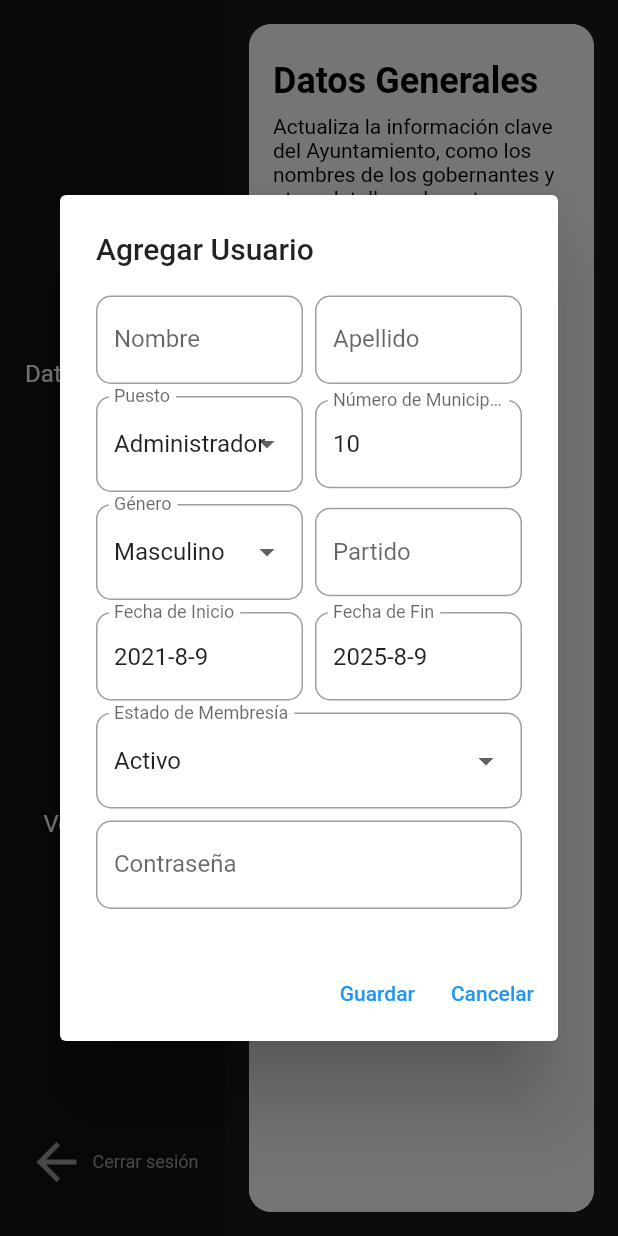
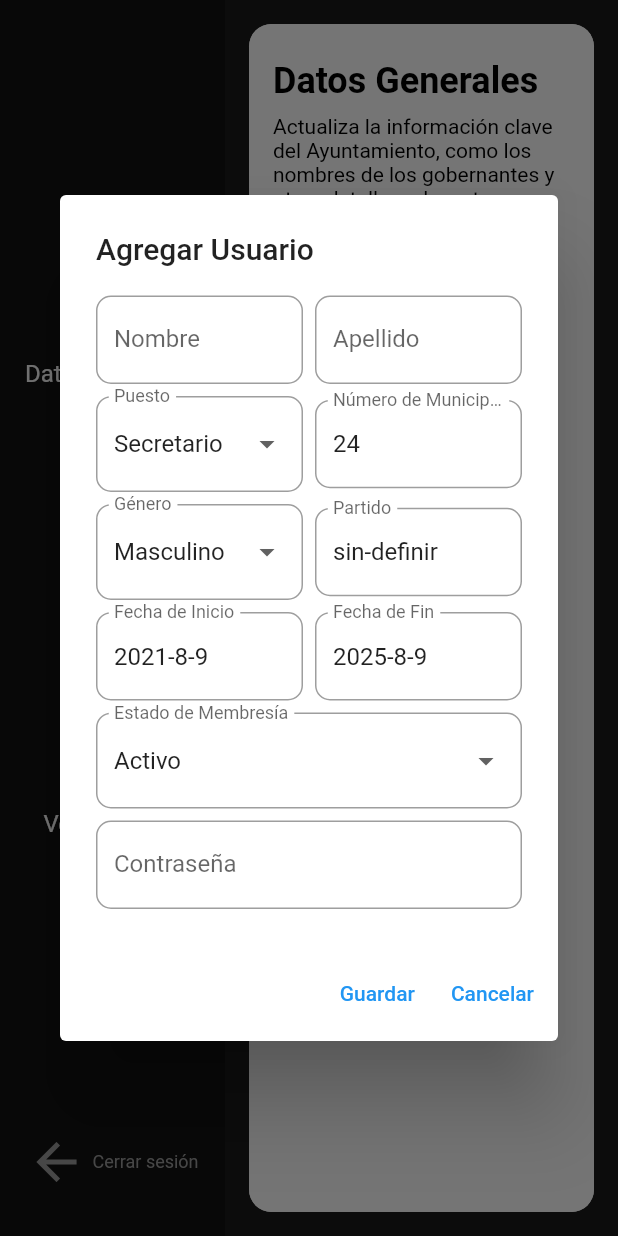
Before and after one commit to Alexlink2004/cb_project, a Flutter app: the AdminView screen opened by its route, after a tap on "Agregar Usuario", on a phone screen of 412 x 824 dp. Run offline on Flutter 3.47's test engine with Material 2 defaults, Android fonts, the phone set to English and light mode, and no system bars; our stand-ins replace loading_indicator, socket_io_client; network calls fail.

Commit message:
First architecture

```diff
--- a/lib/src/auth/admin/views/pages/general_data/components/add_user_popup.dart
+++ b/lib/src/auth/admin/views/pages/general_data/components/add_user_popup.dart
@@ -1,13 +1,14 @@
 import 'package:flutter/material.dart';
 import 'package:provider/provider.dart';
 
+import '../../../../../../server/models/user.dart';
 import '../../../../../../server/sockets/sockets.dart';
 
 final List<String> positions = [
-  'Administrador',
   'Secretario',
   'Presidente',
   'Regidor',
+  'Administrador',
 ];
 
 final List<String> memberStatus = ['Activo', 'Inactivo'];
@@ -24,7 +25,7 @@ class AddUserButton extends StatefulWidget {
 class _AddUserButtonState extends State<AddUserButton> {
   final TextEditingController _positionController = TextEditingController();
   final TextEditingController _municipalityNumberController =
-      TextEditingController(text: '10'); // Set default value to 10
+      TextEditingController(text: '24');
   final TextEditingController _lastNameController = TextEditingController();
   final TextEditingController _firstNameController = TextEditingController();
   final TextEditingController _genderController = TextEditingController();
@@ -42,6 +43,7 @@ class _AddUserButtonState extends State<AddUserButton> {
     _positionController.text = positions[0];
     _genderController.text = genders[0];
     _memberStatusController.text = 'Activo';
+    _partyController.text = 'sin-definir';
     _startDateController.text =
         '${DateTime.now().year - 2}-${DateTime.now().month}-${DateTime.now().day}';
     _endDateController.text =
@@ -167,9 +169,9 @@ class _AddUserButtonState extends State<AddUserButton> {
               actions: [
                 TextButton(
                   onPressed: () {
-                    final SocketClient _socketClient =
+                    final SocketClient socketClient =
                         Provider.of<SocketClient>(context, listen: false);
-                    _socketClient.socket.emit('client:adduser', {
+                    final Map<String, dynamic> userAdded = {
                       'position': _positionController.value.text,
                       'municipalityNumber':
                           _municipalityNumberController.value.text,
@@ -182,7 +184,9 @@ class _AddUserButtonState extends State<AddUserButton> {
                       'memberStatus': _memberStatusController.value.text,
                       'password': _passwordController.value.text,
                       'memberPhoto': '',
-                    });
+                    };
+                    socketClient.socket.emit('client:adduser', userAdded);
+                    socketClient.users.add(User.fromJson(userAdded));
                     Navigator.pop(context);
                   },
                   child: const Text('Guardar'),
--- a/lib/src/auth/admin/views/pages/general_data/components/general_data_widget.dart
+++ b/lib/src/auth/admin/views/pages/general_data/components/general_data_widget.dart
@@ -82,6 +82,7 @@ class GeneralDataWidgetState extends State<GeneralDataWidget> {
               itemCount: users.length,
               itemBuilder: (context, index) {
                 User user = users[index];
+
                 return UserCard(
                   index: index,
                   user: user,
--- a/lib/src/server/models/user.dart
+++ b/lib/src/server/models/user.dart
@@ -1,6 +1,6 @@
 class User {
   String position;
-  int? municipalityNumber;
+  String? municipalityNumber;
   String? lastName;
   String? firstName;
   String? gender;
--- a/lib/src/server/sockets/sockets.dart
+++ b/lib/src/server/sockets/sockets.dart
@@ -92,10 +92,11 @@ class SocketClient extends ChangeNotifier {
         // final GeneralDataProvider generalDataProvider =
         //     Provider.of<GeneralDataProvider>(context, listen: false);
         debugPrint("Nuevo usuario agregado");
+
         users.add(User.fromJson(data));
-        // _socket.emit('client:adduser', {});
 
-        // debugPrint(data.toString());
+        debugPrint("$data");
+        _socket.emit('client:getusers', {});
 
         notifyListeners();
       });
```
